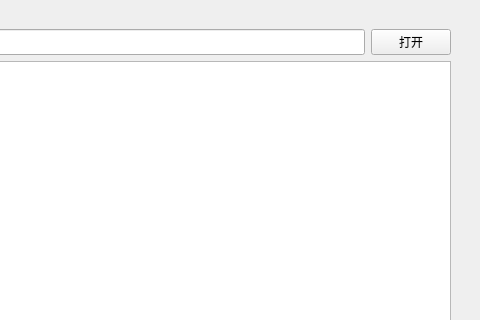
Qt form src/mainwindow.ui (1010878366/UpdateTrainResult) before a commit; both pictures show x 327 to 807 and y 0 to 320 of the 807 by 606 pixel window.
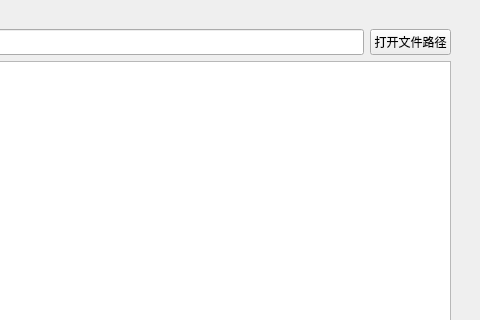
The same form after that commit.

What changed in the file:
```diff
--- a/src/mainwindow.ui
+++ b/src/mainwindow.ui
@@ -147,7 +147,7 @@
            </size>
           </property>
           <property name="text">
-           <string>打开</string>
+           <string>打开文件路径</string>
           </property>
          </widget>
         </item>
```
